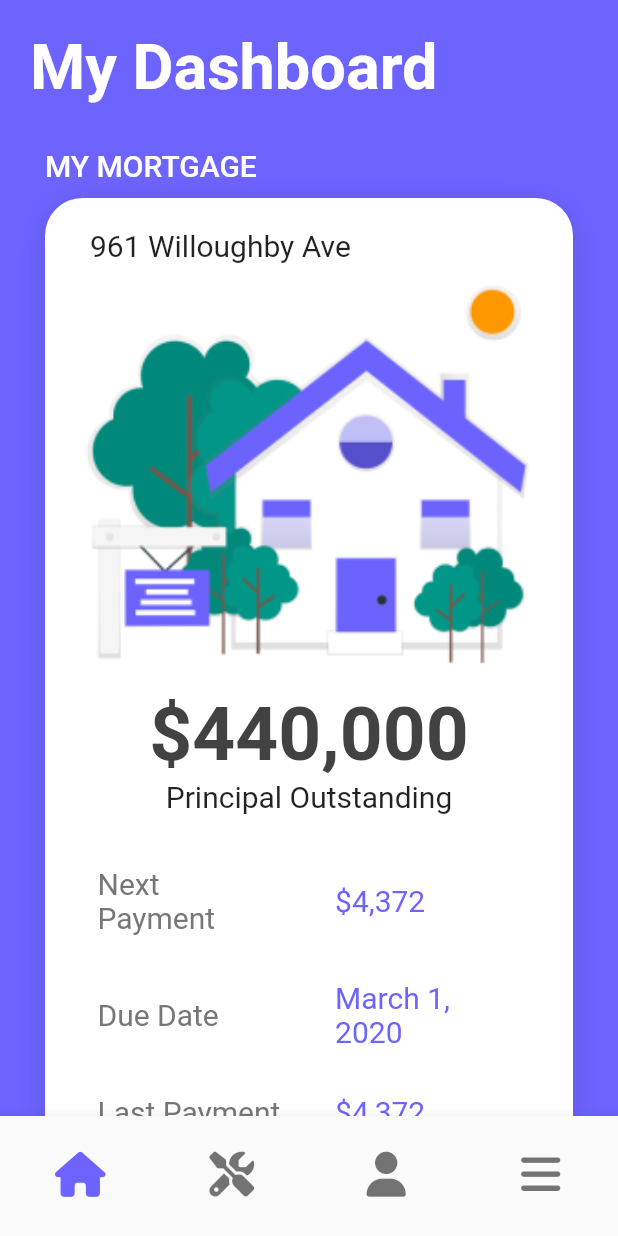
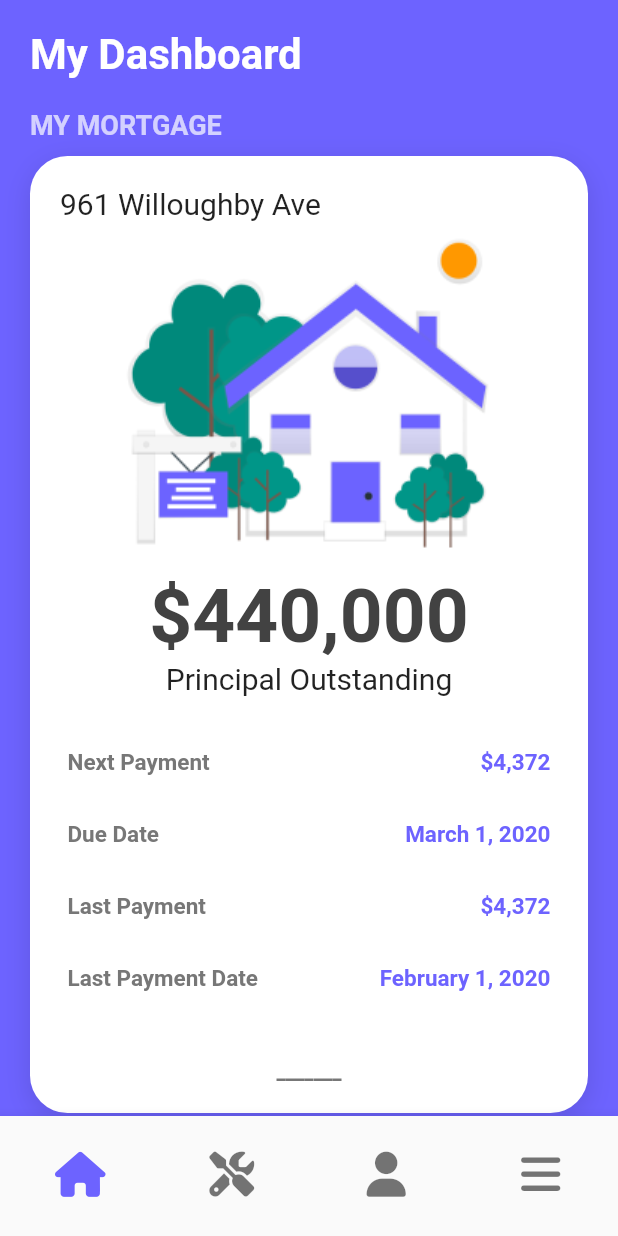
Before and after one commit to RJ-MINAL/mortgage_app, a Flutter app: the HomeBodyScreen screen opened by its route, on a phone screen of 412 x 824 dp. Run offline on Flutter 3.47's test engine with Material 2 defaults, Android fonts, the light colour scheme and no system bars; our stand-ins replace font_awesome_flutter, pie_chart.

Commit message:
Squashed commit of the following:
change: Add flexible texts

```diff
--- a/lib/screens/dashboard_screen.dart
+++ b/lib/screens/dashboard_screen.dart
@@ -4,23 +4,29 @@ import 'package:mortgage_app/widgets/widgets.dart';
 class DashboardScreen extends StatelessWidget {
   const DashboardScreen({Key? key}) : super(key: key);
 
-  final _headerTitleStyle = const TextStyle(
-      fontSize: 42, fontWeight: FontWeight.bold, color: Colors.white);
-
   @override
   Widget build(BuildContext context) {
+    const titleStyle = TextStyle(
+        color: Colors.white, fontSize: 28, fontWeight: FontWeight.bold);
+
     return Scaffold(
       body: SingleChildScrollView(
         child: SafeArea(
           child: Column(
             crossAxisAlignment: CrossAxisAlignment.start,
-            children: [
+            children: const [
               Padding(
-                padding: const EdgeInsets.only(left: 20, top: 20),
-                child: Text('My Dashboard', style: _headerTitleStyle),
-              ),
-              const MortgageCard(),
-              const _LinkedAccountsCard()
+                  padding: EdgeInsets.only(left: 20, top: 20),
+                  child: FittedBox(
+                    fit: BoxFit.fitWidth,
+                    child: Text(
+                      'My Dashboard',
+                      style: titleStyle,
+                      overflow: TextOverflow.ellipsis,
+                    ),
+                  )),
+              MortgageCard(),
+              _LinkedAccountsCard()
             ],
           ),
         ),
--- a/lib/widgets/donut_chart.dart
+++ b/lib/widgets/donut_chart.dart
@@ -31,7 +31,7 @@ class DonutChart extends StatelessWidget {
               background: Paint()..color = AppTheme.primary,
               color: Colors.white,
               // backgroundColor: AppTheme.primary,
-              fontSize: MediaQuery.of(context).size.width * 0.07,
+              fontSize: MediaQuery.of(context).size.width * 0.065,
               fontWeight: FontWeight.bold),
           chartRadius: MediaQuery.of(context).size.width * 0.5,
           ringStrokeWidth: 45,
--- /dev/null
+++ b/lib/widgets/flexible_text.dart
@@ -0,0 +1,25 @@
+import 'package:flutter/material.dart';
+import 'package:mortgage_app/themes/app_theme.dart';
+
+class FlexibleText extends StatelessWidget {
+  final String label;
+  final Color? color;
+  final double? size;
+  final bool? bold;
+
+  const FlexibleText(
+      {super.key, this.size, required this.label, this.color, this.bold});
+
+  @override
+  Widget build(BuildContext context) {
+    TextStyle? textStyle = TextStyle(
+        color: color ?? AppTheme.fontColor,
+        fontSize: size ?? 15,
+        fontWeight: bold == null ? FontWeight.normal : FontWeight.bold);
+
+    return Flexible(
+      child: Text(label,
+          maxLines: 2, overflow: TextOverflow.ellipsis, style: textStyle),
+    );
+  }
+}
--- a/lib/widgets/labeled_card_container.dart
+++ b/lib/widgets/labeled_card_container.dart
@@ -1,4 +1,5 @@
 import 'package:flutter/material.dart';
+import 'package:mortgage_app/widgets/widgets.dart';
 
 class LabeledCardContainer extends StatelessWidget {
   final Widget child;
@@ -14,31 +15,38 @@ class LabeledCardContainer extends StatelessWidget {
 
   @override
   Widget build(BuildContext context) {
+    const titleStyle = TextStyle(
+        color: Colors.white70, fontSize: 18, fontWeight: FontWeight.bold);
+
     return Padding(
-      padding: const EdgeInsets.all(30),
+      padding: const EdgeInsets.all(20),
       child: Column(
         crossAxisAlignment: CrossAxisAlignment.start,
         children: [
-          Text(
+          FittedBox(
+            fit: BoxFit.fitWidth,
+            child: Text(
               title.toUpperCase(),
-            style: Theme.of(context)
-                .textTheme
-                .headline6
-                ?.copyWith(color: Colors.white),
+              style: titleStyle,
+              overflow: TextOverflow.ellipsis,
+            ),
           ),
           const SizedBox(height: 10),
           Container(
             width: double.infinity,
-            padding: const EdgeInsets.all(20),
+            padding: const EdgeInsets.symmetric(vertical: 20, horizontal: 10),
             decoration: _cardShapeDecoration(),
             // child: child,
-            child: Column(
-                crossAxisAlignment: CrossAxisAlignment.center,
-                children: [
+            child:
+                Column(crossAxisAlignment: CrossAxisAlignment.start, children: [
               Row(
                 children: [
                   const SizedBox(width: 10),
-                      Text(subtitle, style: const TextStyle(fontSize: 20))
+                  FlexibleText(
+                    label: subtitle,
+                    size: 20,
+                    color: Colors.black87,
+                  )
                 ],
               ),
               SizedBox(
--- a/lib/widgets/mortgage_card.dart
+++ b/lib/widgets/mortgage_card.dart
@@ -1,6 +1,6 @@
 import 'package:flutter/material.dart';
 import 'package:mortgage_app/themes/app_theme.dart';
-import 'package:mortgage_app/widgets/labeled_card_container.dart';
+import 'package:mortgage_app/widgets/widgets.dart';
 
 class MortgageCard extends StatelessWidget {
   const MortgageCard({
@@ -17,7 +17,6 @@ class MortgageCard extends StatelessWidget {
         children: [
           const Image(
             image: AssetImage('assets/img/house.png'),
-            width: 300,
             fit: BoxFit.cover,
           ),
           const SizedBox(height: 10),
@@ -29,9 +28,7 @@ class MortgageCard extends StatelessWidget {
                 fontWeight: FontWeight.bold),
           ),
           const Text('Principal Outstanding', style: TextStyle(fontSize: 20)),
-          const SizedBox(
-            height: 20,
-          ),
+          const SizedBox(height: 20),
           const _CustomDashboardRow(label1: 'Next Payment', label2: '\$4,372'),
           const _CustomDashboardRow(
               label1: 'Due Date', label2: 'March 1, 2020'),
@@ -67,21 +64,8 @@ class _CustomDashboardRow extends StatelessWidget {
       child: Row(
         mainAxisAlignment: MainAxisAlignment.spaceBetween,
         children: [
-          SizedBox(
-            width: MediaQuery.of(context).size.width * 0.3,
-            child: Text(label1,
-                maxLines: 2,
-                overflow: TextOverflow.ellipsis,
-                style:
-                    const TextStyle(fontSize: 20, color: AppTheme.fontColor)),
-          ),
-          SizedBox(
-            width: MediaQuery.of(context).size.width * 0.3,
-            child: Text(label2,
-                maxLines: 2,
-                overflow: TextOverflow.ellipsis,
-                style: const TextStyle(fontSize: 20, color: AppTheme.primary)),
-          ),
+          FlexibleText(label: label1, bold: true),
+          FlexibleText(label: label2, color: AppTheme.primary, bold: true),
         ],
       ),
     );
--- a/lib/widgets/widgets.dart
+++ b/lib/widgets/widgets.dart
@@ -2,5 +2,6 @@ export 'package:mortgage_app/widgets/auth_background.dart';
 export 'package:mortgage_app/widgets/calculator_card.dart';
 export 'package:mortgage_app/widgets/custom_navigation_bar.dart';
 export 'package:mortgage_app/widgets/donut_chart.dart';
+export 'package:mortgage_app/widgets/flexible_text.dart';
 export 'package:mortgage_app/widgets/labeled_card_container.dart';
 export 'package:mortgage_app/widgets/mortgage_card.dart';
```
Also changed, not shown: lib/screens/calculator_screen.dart (+5 -3 lines), lib/widgets/calculator_card.dart (+20 -17 lines). Lines whose indentation alone changed are shown as unchanged.
